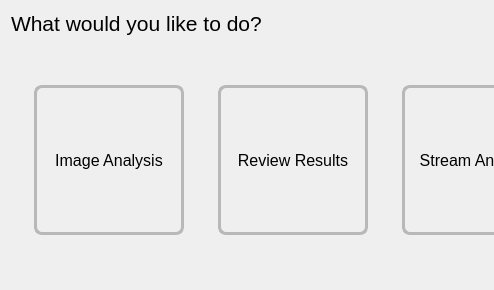
Above: resources/views/SelectionDialog.ui from TheCoderPerson/automated-drone-image-analysis-tool before the change; both pictures show x 0 to 494 and y 0 to 290 of the 770 by 290 pixel window. Below: the same form after it.
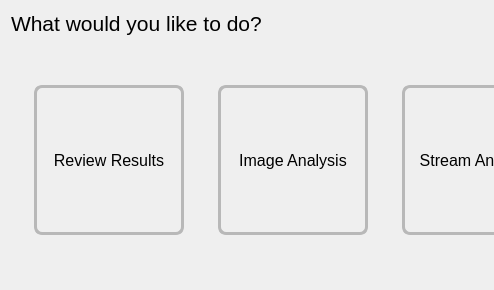
That is the form after the change.

Commit message:
feat(launcher): put Review Results first in the selection dialog
Field request: reviewing a completed analysis is the most common entry
point, so the launcher order is now Review Results, Image Analysis,
Stream Analysis (Flight Viewer unchanged at the end). Pure reorder in
SelectionDialog.ui; SelectionDialog_ui.py regenerated at uic 6.10.2.

```diff
--- a/resources/views/SelectionDialog.ui
+++ b/resources/views/SelectionDialog.ui
@@ -35,86 +35,6 @@
    <item>
     <widget class="QWidget" name="selectionWidget" native="true">
      <layout class="QHBoxLayout" name="horizontalLayout_2" stretch="0,0,0,0">
-      <item>
-       <widget class="QWidget" name="imageWidget" native="true">
-        <property name="sizePolicy">
-         <sizepolicy hsizetype="Expanding" vsizetype="Preferred">
-          <horstretch>0</horstretch>
-          <verstretch>0</verstretch>
-         </sizepolicy>
-        </property>
-        <layout class="QVBoxLayout" name="verticalLayout">
-         <item>
-          <spacer name="verticalSpacer_top">
-           <property name="orientation">
-            <enum>Qt::Vertical</enum>
-           </property>
-           <property name="sizeType">
-            <enum>QSizePolicy::Expanding</enum>
-           </property>
-           <property name="sizeHint" stdset="0">
-            <size>
-             <width>20</width>
-             <height>40</height>
-            </size>
-           </property>
-          </spacer>
-         </item>
-         <item alignment="Qt::AlignHCenter">
-          <widget class="QToolButton" name="imageButton">
-           <property name="minimumSize">
-            <size>
-             <width>150</width>
-             <height>150</height>
-            </size>
-           </property>
-           <property name="maximumSize">
-            <size>
-             <width>150</width>
-             <height>150</height>
-            </size>
-           </property>
-           <property name="font">
-            <font>
-             <pointsize>12</pointsize>
-            </font>
-           </property>
-           <property name="styleSheet">
-            <string notr="true">QToolButton { border: 3px solid palette(mid); border-radius: 8px; }</string>
-           </property>
-           <property name="text">
-            <string>Image Analysis</string>
-           </property>
-           <property name="iconSize">
-            <size>
-             <width>100</width>
-             <height>100</height>
-            </size>
-           </property>
-           <property name="toolButtonStyle">
-            <enum>Qt::ToolButtonTextUnderIcon</enum>
-           </property>
-          </widget>
-         </item>
-         <item>
-          <spacer name="verticalSpacer_bottom">
-           <property name="orientation">
-            <enum>Qt::Vertical</enum>
-           </property>
-           <property name="sizeType">
-            <enum>QSizePolicy::Expanding</enum>
-           </property>
-           <property name="sizeHint" stdset="0">
-            <size>
-             <width>20</width>
-             <height>40</height>
-            </size>
-           </property>
-          </spacer>
-         </item>
-        </layout>
-       </widget>
-      </item>
       <item>
        <widget class="QWidget" name="resultsWidget" native="true">
         <property name="sizePolicy">
@@ -198,6 +118,86 @@
         </layout>
        </widget>
       </item>
+      <item>
+       <widget class="QWidget" name="imageWidget" native="true">
+        <property name="sizePolicy">
+         <sizepolicy hsizetype="Expanding" vsizetype="Preferred">
+          <horstretch>0</horstretch>
+          <verstretch>0</verstretch>
+         </sizepolicy>
+        </property>
+        <layout class="QVBoxLayout" name="verticalLayout">
+         <item>
+          <spacer name="verticalSpacer_top">
+           <property name="orientation">
+            <enum>Qt::Vertical</enum>
+           </property>
+           <property name="sizeType">
+            <enum>QSizePolicy::Expanding</enum>
+           </property>
+           <property name="sizeHint" stdset="0">
+            <size>
+             <width>20</width>
+             <height>40</height>
+            </size>
+           </property>
+          </spacer>
+         </item>
+         <item alignment="Qt::AlignHCenter">
+          <widget class="QToolButton" name="imageButton">
+           <property name="minimumSize">
+            <size>
+             <width>150</width>
+             <height>150</height>
+            </size>
+           </property>
+           <property name="maximumSize">
+            <size>
+             <width>150</width>
+             <height>150</height>
+            </size>
+           </property>
+           <property name="font">
+            <font>
+             <pointsize>12</pointsize>
+            </font>
+           </property>
+           <property name="styleSheet">
+            <string notr="true">QToolButton { border: 3px solid palette(mid); border-radius: 8px; }</string>
+           </property>
+           <property name="text">
+            <string>Image Analysis</string>
+           </property>
+           <property name="iconSize">
+            <size>
+             <width>100</width>
+             <height>100</height>
+            </size>
+           </property>
+           <property name="toolButtonStyle">
+            <enum>Qt::ToolButtonTextUnderIcon</enum>
+           </property>
+          </widget>
+         </item>
+         <item>
+          <spacer name="verticalSpacer_bottom">
+           <property name="orientation">
+            <enum>Qt::Vertical</enum>
+           </property>
+           <property name="sizeType">
+            <enum>QSizePolicy::Expanding</enum>
+           </property>
+           <property name="sizeHint" stdset="0">
+            <size>
+             <width>20</width>
+             <height>40</height>
+            </size>
+           </property>
+          </spacer>
+         </item>
+        </layout>
+       </widget>
+      </item>
       <item>
        <widget class="QWidget" name="streamWidget" native="true">
         <property name="sizePolicy">
```
The commit also changes 2 other files.
